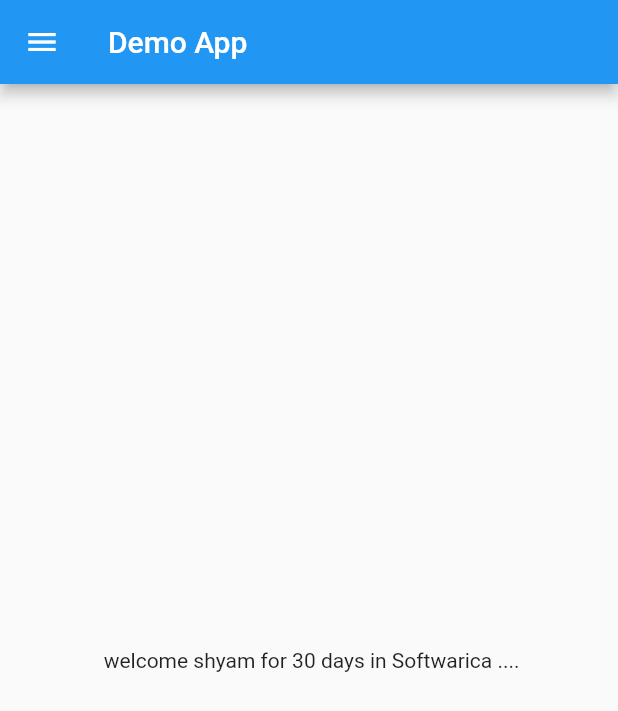
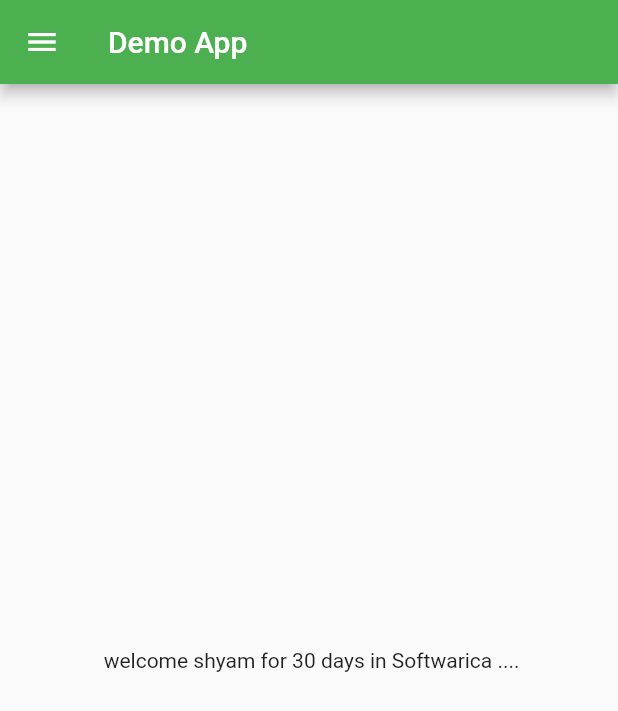
Before and after one commit to samsunk/30daysFlutter, a Flutter app: the screen it shows after launch, on a phone screen of 412 x 824 dp. Shown: the top 711 px of the screen. Run offline on Flutter 3.47's test engine with Material 2 defaults, Android fonts, the phone set to English and light mode, and no system bars.

Commit message:
day3 completed

```diff
--- a/lib/main.dart
+++ b/lib/main.dart
@@ -1,5 +1,6 @@
 import 'package:flutter/material.dart';
-import 'package:flutter_catlog/home_page.dart';
+import 'package:flutter_catlog/pages/home_page.dart';
+import 'package:flutter_catlog/pages/login_page.dart';
 
 void main() {
   runApp(MyApp());
@@ -9,7 +10,15 @@
   @override
   Widget build(BuildContext context) {
     return MaterialApp(
-      home:HomePage(),
+      themeMode: ThemeMode.light,
+      theme: ThemeData(primarySwatch: Colors.green),
+      darkTheme: ThemeData(brightness: Brightness.dark),
+      initialRoute: "/home",
+      routes: {
+        "/": (context) => LoginPage(),
+        "/home": (context) => HomePage(),
+        "/login":(context)=>LoginPage(),
+      },
     );
   }
 }
```
Also changed, not shown: lib/pages/login_page.dart (added, +17 -0 lines), lib/pages/home_page.dart (renamed from lib/home_page.dart).
